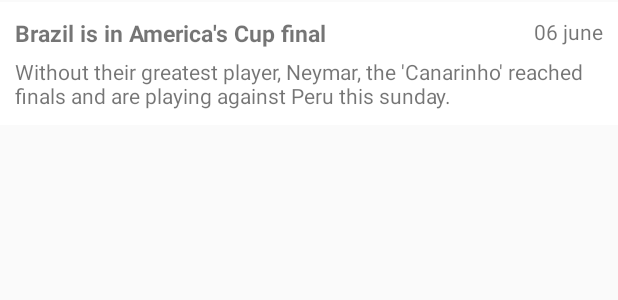
After one commit to lucianoluzzi/Pulselive-Challenge, an Android app: the layout item_article_summary.xml on its own in the app's theme, with its tools: preview values and no code run, on a phone screen of 412 x 824 dp. The commit adds this screen. Shown: the top 300 px of the screen. Run offline under Robolectric (Android 15) with nearby library versions, the phone set to English and light mode, and no system bars; network calls fail.

Commit message:
Implemented an initial navigation graph. Created the initial fragment with a list of articles summary.

```diff
--- /dev/null
+++ b/app/src/main/res/layout/item_article_summary.xml
@@ -0,0 +1,41 @@
+<?xml version="1.0" encoding="utf-8"?>
+<layout xmlns:app="http://schemas.android.com/apk/res-auto" xmlns:tools="http://schemas.android.com/tools">
+    <data>
+        <variable name="article" type="br.com.lucianoluzzi.pulselivechallenge.model.ArticleSummary"/>
+    </data>
+
+    <androidx.constraintlayout.widget.ConstraintLayout xmlns:android="http://schemas.android.com/apk/res/android"
+                                                       android:orientation="vertical"
+                                                       android:layout_width="match_parent"
+                                                       android:layout_height="wrap_content"
+                                                       android:layout_marginTop="1dp"
+                                                       android:padding="10dp"
+                                                       android:background="@android:color/white">
+        <TextView
+                android:id="@+id/title"
+                android:textSize="15sp"
+                android:textStyle="bold"
+                android:layout_width="wrap_content"
+                android:layout_height="wrap_content"
+                android:text="@{article.title}"
+                tools:text="Brazil is in America's Cup final"
+                app:layout_constraintTop_toTopOf="parent"
+                app:layout_constraintStart_toStartOf="parent"/>
+
+        <TextView android:layout_width="0dp" android:layout_height="wrap_content"
+                  android:id="@+id/subtitle"
+                  android:layout_marginTop="5dp"
+                  android:text="@{article.subtitle}"
+                  tools:text="Without their greatest player, Neymar, the 'Canarinho' reached finals and are playing against Peru this sunday."
+                  app:layout_constraintTop_toBottomOf="@id/title"
+                  app:layout_constraintStart_toStartOf="@id/title"
+                  app:layout_constraintEnd_toEndOf="parent"/>
+
+        <TextView android:layout_width="wrap_content" android:layout_height="wrap_content"
+                  android:id="@+id/date"
+                  android:text="@{article.date}"
+                  tools:text="06 june"
+                  app:layout_constraintEnd_toEndOf="parent"
+                  app:layout_constraintTop_toTopOf="parent"/>
+    </androidx.constraintlayout.widget.ConstraintLayout>
+</layout>
```
Also changed, not shown: app/build.gradle (+7 -0 lines), app/src/main/java/br/com/lucianoluzzi/pulselivechallenge/model/ArticleSummary.kt (+5 -5 lines), app/src/main/java/br/com/lucianoluzzi/pulselivechallenge/view/ArticlesFragment.kt (+34 -0 lines), app/src/main/java/br/com/lucianoluzzi/pulselivechallenge/view/MainActivity.kt (+0 -7 lines), app/src/main/java/br/com/lucianoluzzi/pulselivechallenge/view/adapter/ArticleSummaryViewHolder.kt (added, +13 -0 lines), app/src/main/java/br/com/lucianoluzzi/pulselivechallenge/view/adapter/ArticlesSummaryAdapter.kt (added, +30 -0 lines), app/src/main/java/br/com/lucianoluzzi/pulselivechallenge/view/adapter/RecyclerViewBindingAdapter.kt (added, +16 -0 lines), app/src/main/java/br/com/lucianoluzzi/pulselivechallenge/view_model/ArticleSummaryViewModel.kt (+6 -2 lines), app/src/main/res/layout/activity_main.xml (+9 -6 lines), app/src/main/res/layout/fragment_articles.xml (added, +25 -0 lines), app/src/main/res/navigation/navigation_graph.xml (added, +9 -0 lines).
